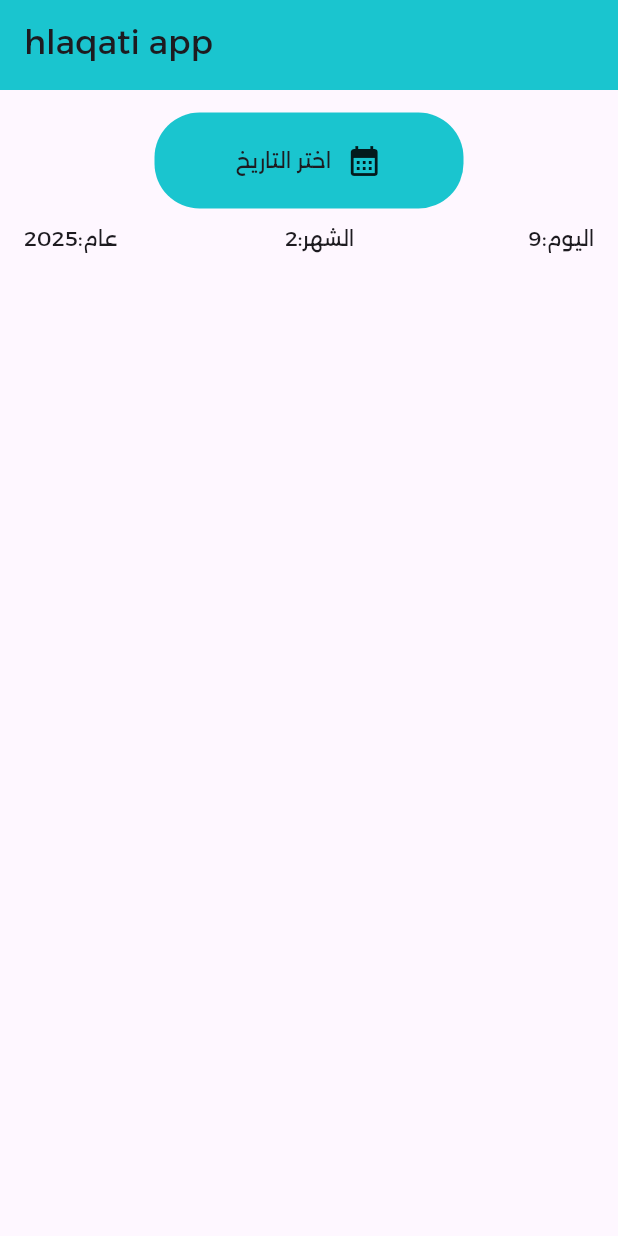
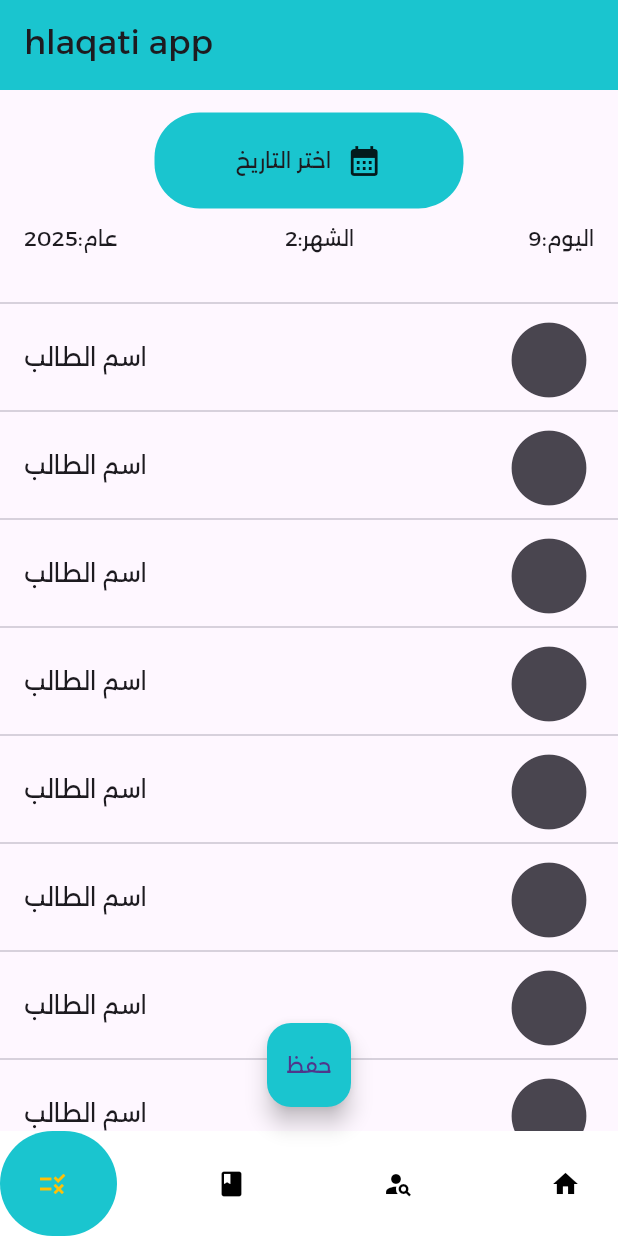
Before and after one commit to JehadISB/halaqti_app, a Flutter app: the screen it shows after launch, on a phone screen of 412 x 824 dp. Run offline on Flutter 3.47's test engine with Material 3 defaults, Android fonts, the phone set to English and light mode, and no system bars; drawn by our look-alikes of google_nav_bar.

Commit message:
add list attendance of students

```diff
--- a/lib/views/attendance_view.dart
+++ b/lib/views/attendance_view.dart
@@ -1,6 +1,8 @@
 import 'package:flutter/material.dart';
+import 'package:halaqti_app/constants/colors.dart';
 import 'package:halaqti_app/widgets/attendance_view_body.dart';
 import 'package:halaqti_app/widgets/custom_appBar.dart';
+import 'package:halaqti_app/widgets/custom_bottom_navigation_bar.dart';
 
 class AttendanceView extends StatelessWidget {
   const AttendanceView({super.key});
@@ -12,6 +14,13 @@ class AttendanceView extends StatelessWidget {
       body: attendanceViewBody(
         dateTime: DateTime.now(),
       ),
+      bottomNavigationBar: CusotmBottomNavigationBar(),
+      floatingActionButton: FloatingActionButton(
+        onPressed: () {},
+        child: Text("حفظ"),
+        backgroundColor: KMainColor,
+      ),
+      floatingActionButtonLocation: FloatingActionButtonLocation.centerFloat,
     );
   }
 }
--- a/lib/widgets/attendance_view_body.dart
+++ b/lib/widgets/attendance_view_body.dart
@@ -3,6 +3,7 @@ import 'package:halaqti_app/constants/colors.dart';
 import 'package:halaqti_app/methods/show_date_picker.dart';
 import 'package:halaqti_app/widgets/custom_button.dart';
 import 'package:halaqti_app/widgets/custom_vertical_size.dart';
+import 'package:halaqti_app/widgets/list_spreated_attendance_of_students.dart';
 
 class attendanceViewBody extends StatelessWidget {
   const attendanceViewBody({
@@ -33,10 +34,8 @@ class attendanceViewBody extends StatelessWidget {
           ),
         ),
         CustomVerticalSize(),
-
-        // Expanded(child: ListView.builder(itemBuilder: (context, index) {
-        //   return ListTile();
-        // }))
+        Divider(),
+        Expanded(child: ListAttendanceStudents())
       ],
     );
   }
--- /dev/null
+++ b/lib/widgets/list_spreated_attendance_of_students.dart
@@ -0,0 +1,30 @@
+import 'package:flutter/material.dart';
+
+class ListAttendanceStudents extends StatelessWidget {
+  const ListAttendanceStudents({
+    super.key,
+  });
+
+  @override
+  Widget build(BuildContext context) {
+    return ListView.separated(
+      itemCount: 10,
+      itemBuilder: (context, index) {
+        return ListTile(
+          titleAlignment: ListTileTitleAlignment.bottom,
+          trailing: SizedBox(
+            height: 60,
+            width: 60,
+            child: IconButton(
+              onPressed: () {},
+              icon: Icon(Icons.circle),
+              iconSize: 60,
+            ),
+          ),
+          title: Text("اسم الطالب"),
+        );
+      },
+      separatorBuilder: (BuildContext context, int index) => Divider(),
+    );
+  }
+}
```
Also changed, not shown: pubspec.yaml (+5 -12 lines), pubspec.lock.
